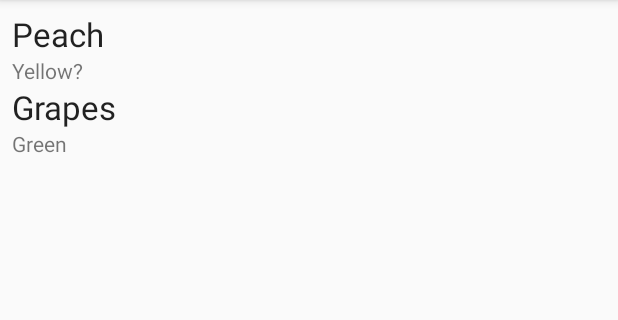
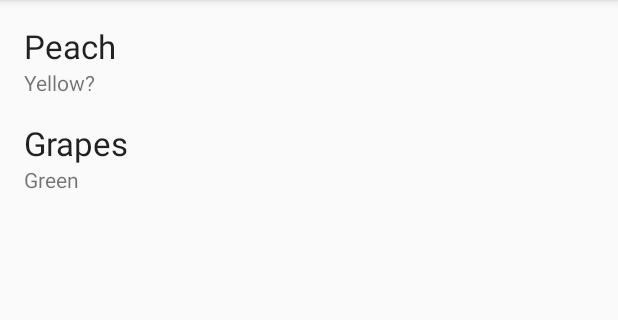
Before and after one commit to amlcurran/GitBisect, an Android app: the screen it shows after launch (MainActivity), on a phone screen of 412 x 824 dp, the part 84-404 px from its top. Run offline under Robolectric (Android 15) with nearby library versions, the phone set to English and light mode, and no system bars.

Commit message:
Add some padding between cells

```diff
--- a/android/app/src/main/res/layout/list_item.xml
+++ b/android/app/src/main/res/layout/list_item.xml
@@ -2,7 +2,8 @@
 <LinearLayout xmlns:android="http://schemas.android.com/apk/res/android"
   android:layout_width="match_parent"
   android:layout_height="wrap_content"
-  android:orientation="vertical">
+  android:orientation="vertical"
+  android:padding="8dp">
 
   <TextView
     android:id="@+id/list_title"
```
